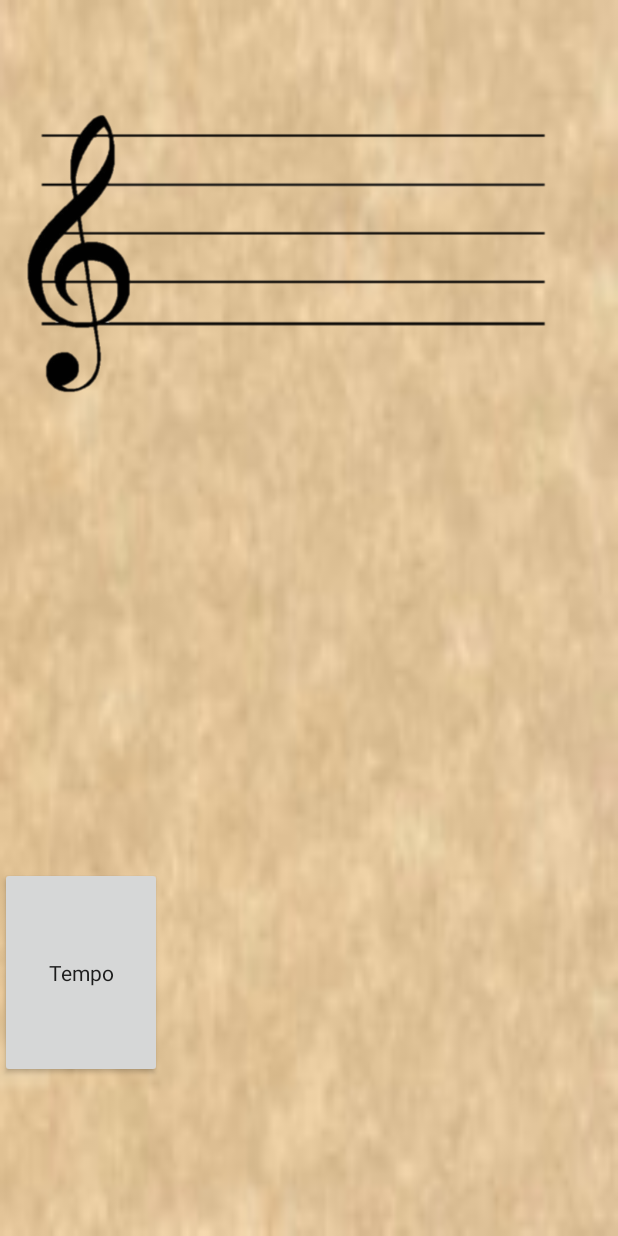
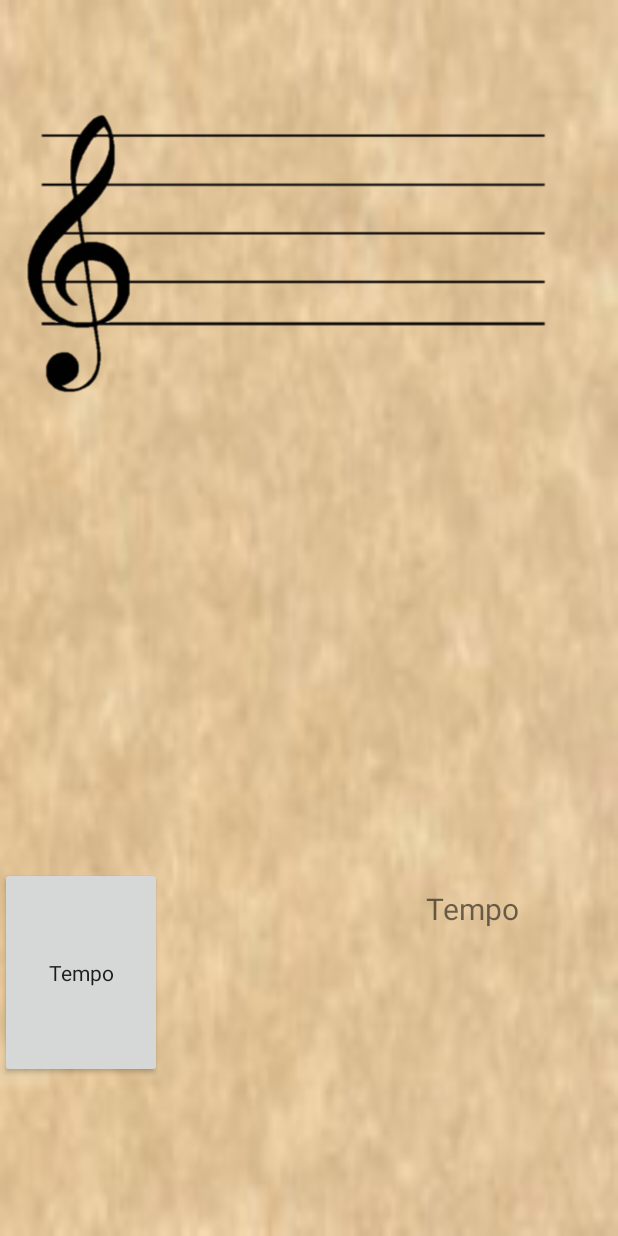
Before and after one commit to MrCheesy21/Sopranote, an Android app: the screen it shows after launch (MainActivity), on a phone screen of 412 x 824 dp. Run offline under Robolectric (Android 15) with nearby library versions, the phone set to English and light mode, and no system bars; 2 statements that could not run were skipped.

Commit message:
set tempoView to update tempo input from dialog

```diff
--- a/app/src/main/java/com/example/mlove/sopranote/MainActivity.java
+++ b/app/src/main/java/com/example/mlove/sopranote/MainActivity.java
@@ -16,14 +16,15 @@ import be.tarsos.dsp.pitch.PitchDetectionHandler;
 import be.tarsos.dsp.pitch.PitchDetectionResult;
 import be.tarsos.dsp.pitch.PitchProcessor;
 
-public class MainActivity extends AppCompatActivity {
+public class MainActivity extends AppCompatActivity implements TempoInputDialog.TempoInputListener {
 
-    TextView note, pitch;
-    ImageView A, B, C,  D, E, F, G;
+    private TextView note, pitch;
+    private ImageView A, B, C,  D, E, F, G;
     private final String[] noteVals = {"A", "A#", "B", "C", "C#", "D", "D#", "E", "F", "F#", "G", "G#"};
     private ImageView[] noteImages;
     private ImageView tempImage;
     private Button TempoInputButton;
+    private TextView TempoView;
     private static final String[] notes = new String[5001];
     private static double range = 1.225;
     private static int cursor = 7;
@@ -45,6 +46,7 @@ public class MainActivity extends AppCompatActivity {
         pitch = findViewById(R.id.txtFrequency);
         note = findViewById(R.id.txtNote);
         TempoInputButton = findViewById(R.id.TempoInputButton);
+        TempoView = findViewById(R.id.tempo);
 
         TempoInputButton.setOnClickListener(new View.OnClickListener() {
             @Override
@@ -204,4 +206,8 @@ public class MainActivity extends AppCompatActivity {
         range *= Math.cbrt(Math.sqrt(Math.sqrt(2)));
     }
 
+    @Override
+    public void setTempo(String tempo) {
+        TempoView.setText(tempo);
+    }
 }
--- a/app/src/main/java/com/example/mlove/sopranote/TempoInputDialog.java
+++ b/app/src/main/java/com/example/mlove/sopranote/TempoInputDialog.java
@@ -21,6 +21,7 @@ public class TempoInputDialog extends AppCompatDialogFragment {
         LayoutInflater TempoInputInflater = getActivity().getLayoutInflater();
         View TempoInputView = TempoInputInflater.inflate(R.layout.tempo_input_dialog, null);
         TempoInputBuilder.setView(TempoInputView);
+        tempo = TempoInputView.findViewById(R.id.tempo_input_dialog);
 
         TempoInputBuilder.setTitle("Tempo Input")
                 .setMessage("Please enter a tempo")
@@ -33,11 +34,12 @@ public class TempoInputDialog extends AppCompatDialogFragment {
                 .setNegativeButton("OK", new DialogInterface.OnClickListener() {
                     @Override
                     public void onClick(DialogInterface dialog, int which) {
-                        String tempo = tempo.getText().toString();
+                        String tempoString = tempo.getText().toString();
+                        listener.setTempo(tempoString);
                     }
                 });
 
-        tempo = TempoInputView.findViewById(R.id.tempo_input_dialog);
+
         return TempoInputBuilder.create();
     }
 
--- a/app/src/main/res/layout/activity_main.xml
+++ b/app/src/main/res/layout/activity_main.xml
@@ -102,4 +102,19 @@
         android:text="@string/TempoInputButtonText"
         android:textAppearance="@style/TextAppearance.AppCompat.Body1" />
 
+    <TextView
+        android:id="@+id/tempo"
+        android:layout_width="91dp"
+        android:layout_height="34dp"
+        android:layout_alignParentStart="true"
+        android:layout_alignParentTop="true"
+        android:layout_alignParentEnd="true"
+        android:layout_alignParentBottom="true"
+        android:layout_marginStart="284dp"
+        android:layout_marginTop="592dp"
+        android:layout_marginEnd="36dp"
+        android:layout_marginBottom="105dp"
+        android:text="Tempo"
+        android:textSize="20dp" />
+
 </RelativeLayout>
```
